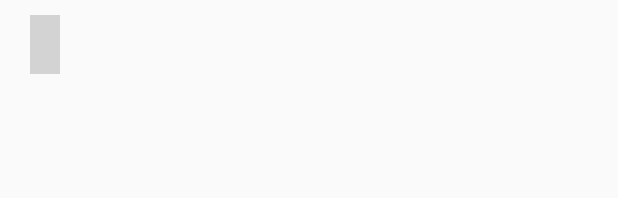
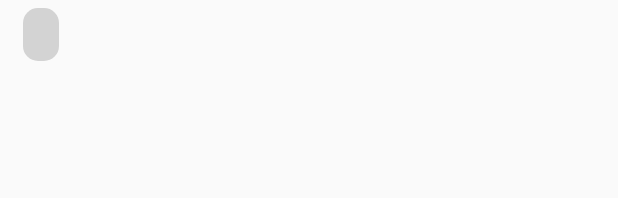
Before and after one commit to vhnguy2/quad, an Android app: the layout message_row_view.xml on its own in the app's theme, with its tools: preview values and no code run, on a phone screen of 412 x 824 dp. Shown: the top 198 px of the screen. Run offline under Robolectric (Android 15) with nearby library versions, the phone set to English and light mode, and no system bars.

Commit message:
update the styling on the message bubbles

```diff
--- /dev/null
+++ b/app/src/main/res/drawable/light_blue_rounded_corner.xml
@@ -0,0 +1,5 @@
+<?xml version="1.0" encoding="UTF-8"?>
+<shape xmlns:android="http://schemas.android.com/apk/res/android">
+  <solid android:color="@color/light_blue"/>
+  <corners android:radius="10dp"/>
+</shape>
--- /dev/null
+++ b/app/src/main/res/drawable/light_grey_rounded_corner.xml
@@ -0,0 +1,5 @@
+<?xml version="1.0" encoding="UTF-8"?>
+<shape xmlns:android="http://schemas.android.com/apk/res/android">
+  <solid android:color="@color/light_grey"/>
+  <corners android:radius="10dp"/>
+</shape>
--- a/app/src/main/res/layout/message_row_view.xml
+++ b/app/src/main/res/layout/message_row_view.xml
@@ -10,6 +10,7 @@
       android:layout_width="wrap_content"
       android:layout_height="wrap_content"
       android:layout_marginLeft="10dp"
+      android:layout_marginStart="10dp"
       android:layout_marginTop="10dp"
       android:layout_marginBottom="10dp"
       />
@@ -17,8 +18,11 @@
       android:id="@+id/message_body"
       android:layout_width="wrap_content"
       android:layout_height="wrap_content"
-      android:layout_margin="10dp"
-      android:padding="10dp"
-      android:background="@color/light_grey"
+      android:layout_margin="5dp"
+      android:paddingLeft="12dp"
+      android:paddingRight="12dp"
+      android:paddingTop="8dp"
+      android:paddingBottom="8dp"
+      android:background="@drawable/light_grey_rounded_corner"
       />
 </LinearLayout>
```
Also changed, not shown: app/src/main/res/layout/me_message_row_view.xml (+6 -3 lines).
